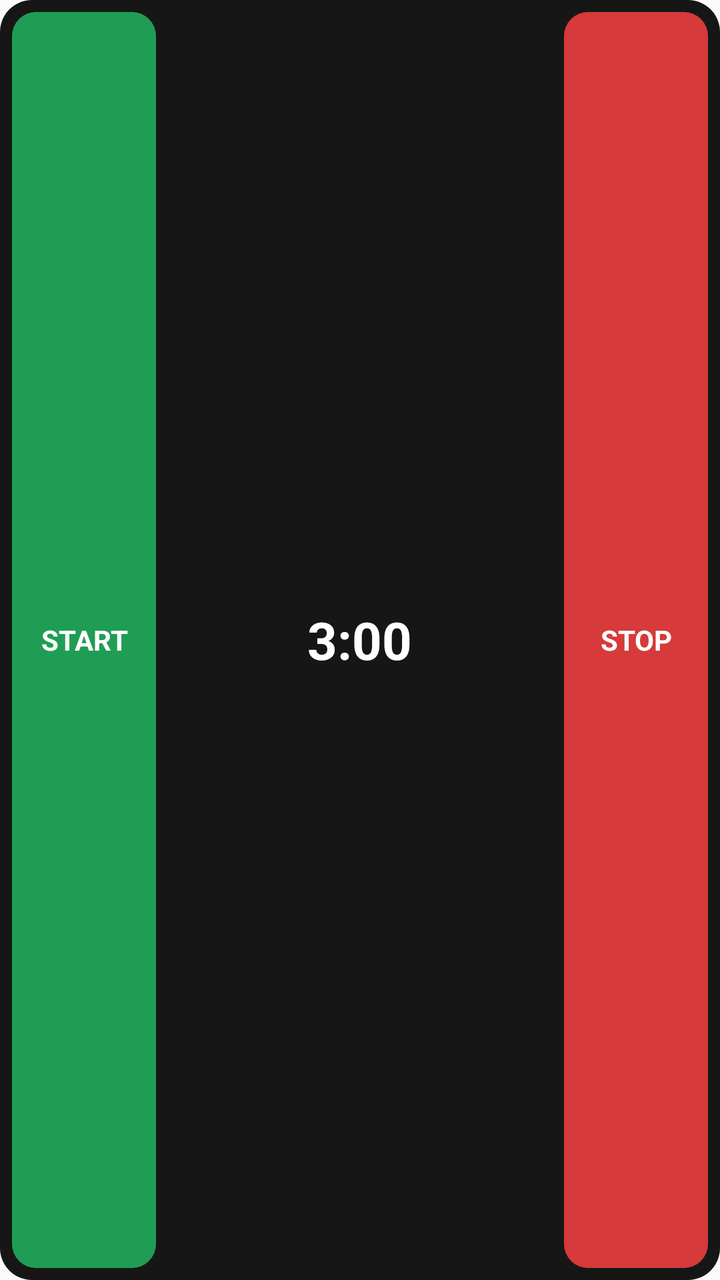
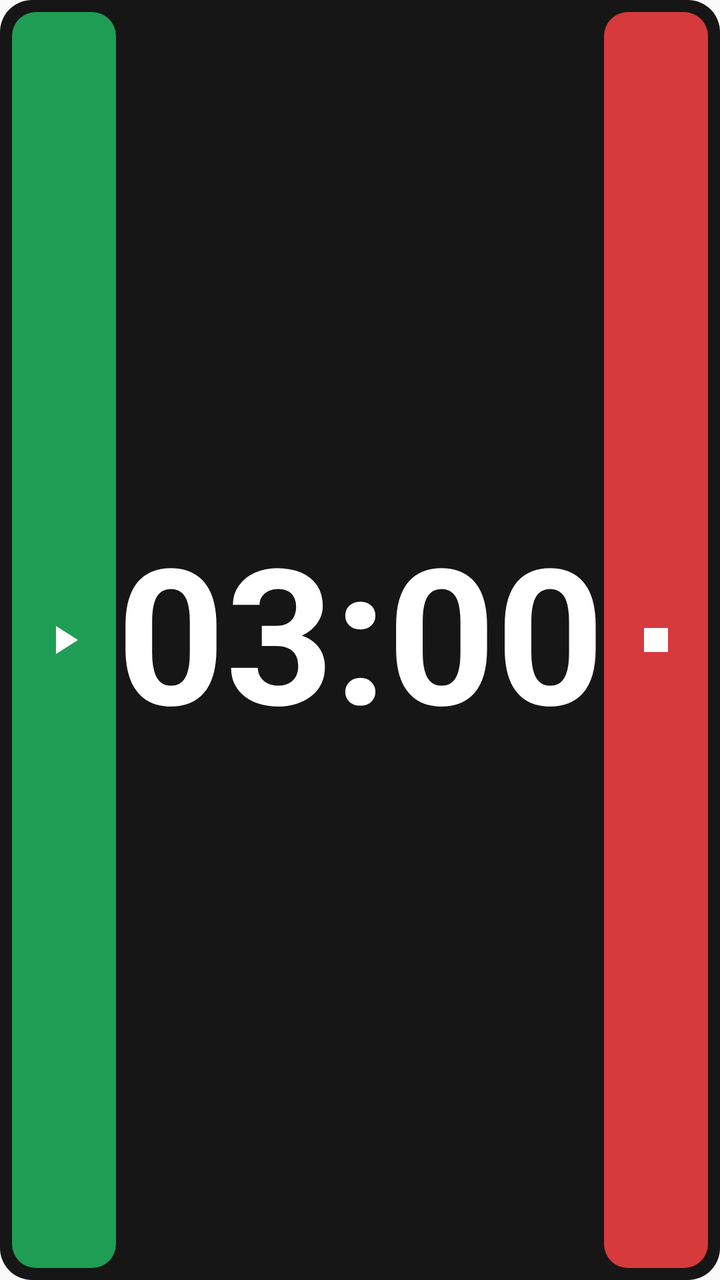

Screens rendered from an Android XML layout before and after an edit, with the pre-edit source and the edit as a unified diff.
<!-- AndroidManifest.xml: application theme AppTheme -->
<!-- res/layout/widget.xml -->
<?xml version="1.0" encoding="utf-8"?>
<LinearLayout xmlns:android="http://schemas.android.com/apk/res/android"
    android:id="@android:id/background"
    android:layout_width="match_parent"
    android:layout_height="match_parent"
    android:background="@drawable/widget_bg"
    android:gravity="center_vertical"
    android:orientation="horizontal"
    android:padding="6dp">

    <TextView
        android:id="@+id/widget_start"
        android:layout_width="wrap_content"
        android:layout_height="match_parent"
        android:background="@drawable/widget_btn_go"
        android:contentDescription="Start timer"
        android:gravity="center"
        android:minWidth="72dp"
        android:paddingLeft="12dp"
        android:paddingRight="12dp"
        android:text="START"
        android:textColor="#FFFFFF"
        android:textSize="14sp"
        android:textStyle="bold" />

    <LinearLayout
        android:id="@+id/widget_center"
        android:layout_width="0dp"
        android:layout_height="match_parent"
        android:layout_weight="1"
        android:gravity="center"
        android:orientation="vertical">

        <TextView
            android:id="@+id/widget_label"
            android:layout_width="wrap_content"
            android:layout_height="wrap_content"
            android:textColor="#8a8a8a"
            android:textSize="11sp"
            android:visibility="gone" />

        <Chronometer
            android:id="@+id/widget_time"
            android:layout_width="wrap_content"
            android:layout_height="wrap_content"
            android:textColor="#FFFFFF"
            android:textSize="26sp"
            android:textStyle="bold"
            android:visibility="gone" />

        <TextView
            android:id="@+id/widget_idle"
            android:layout_width="wrap_content"
            android:layout_height="wrap_content"
            android:text="3:00"
            android:textColor="#FFFFFF"
            android:textSize="26sp"
            android:textStyle="bold" />
    </LinearLayout>

    <TextView
        android:id="@+id/widget_stop"
        android:layout_width="wrap_content"
        android:layout_height="match_parent"
        android:background="@drawable/widget_btn_stop"
        android:contentDescription="Stop timer"
        android:gravity="center"
        android:minWidth="72dp"
        android:paddingLeft="12dp"
        android:paddingRight="12dp"
        android:text="STOP"
        android:textColor="#FFFFFF"
        android:textSize="14sp"
        android:textStyle="bold" />
</LinearLayout>
<!-- resources referenced by this layout -->
<resources>
  <!-- drawable widget_bg (drawable) -->
  <?xml version="1.0" encoding="utf-8"?>
  <shape xmlns:android="http://schemas.android.com/apk/res/android" android:shape="rectangle">
      <solid android:color="#161616" />
      <corners android:radius="16dp" />
  </shape>
  <!-- drawable widget_btn_go (drawable) -->
  <?xml version="1.0" encoding="utf-8"?>
  <shape xmlns:android="http://schemas.android.com/apk/res/android" android:shape="rectangle">
      <solid android:color="#1f9d55" />
      <corners android:radius="12dp" />
  </shape>
  <!-- drawable widget_btn_stop (drawable) -->
  <?xml version="1.0" encoding="utf-8"?>
  <shape xmlns:android="http://schemas.android.com/apk/res/android" android:shape="rectangle">
      <solid android:color="#d63a3a" />
      <corners android:radius="12dp" />
  </shape>
  <style name="AppTheme" parent="Theme.AppCompat.Light.DarkActionBar">
          
          <item name="colorPrimary">@color/colorPrimary</item>
          <item name="colorPrimaryDark">@color/colorPrimaryDark</item>
          <item name="colorAccent">@color/colorAccent</item>
      </style>
</resources>

<!-- the commit's change to res/layout/widget.xml (unified diff, before → after) -->
@@ -8,20 +8,15 @@
     android:orientation="horizontal"
     android:padding="6dp">
 
-    <TextView
+    <ImageView
         android:id="@+id/widget_start"
-        android:layout_width="wrap_content"
+        android:layout_width="52dp"
         android:layout_height="match_parent"
         android:background="@drawable/widget_btn_go"
         android:contentDescription="Start timer"
-        android:gravity="center"
-        android:minWidth="72dp"
-        android:paddingLeft="12dp"
-        android:paddingRight="12dp"
-        android:text="START"
-        android:textColor="#FFFFFF"
-        android:textSize="14sp"
-        android:textStyle="bold" />
+        android:padding="12dp"
+        android:scaleType="centerInside"
+        android:src="@drawable/ic_widget_play" />
 
     <LinearLayout
         android:id="@+id/widget_center"
@@ -39,37 +34,47 @@
             android:textSize="11sp"
             android:visibility="gone" />
 
+        
         <Chronometer
             android:id="@+id/widget_time"
-            android:layout_width="wrap_content"
-            android:layout_height="wrap_content"
+            android:layout_width="match_parent"
+            android:layout_height="0dp"
+            android:layout_weight="1"
+            android:autoSizeMaxTextSize="96sp"
+            android:autoSizeMinTextSize="20sp"
+            android:autoSizeTextType="uniform"
+            android:gravity="center"
+            android:includeFontPadding="false"
+            android:maxLines="1"
             android:textColor="#FFFFFF"
-            android:textSize="26sp"
+            android:textSize="32sp"
             android:textStyle="bold"
             android:visibility="gone" />
 
         <TextView
             android:id="@+id/widget_idle"
-            android:layout_width="wrap_content"
-            android:layout_height="wrap_content"
-            android:text="3:00"
+            android:layout_width="match_parent"
+            android:layout_height="0dp"
+            android:layout_weight="1"
+            android:autoSizeMaxTextSize="96sp"
+            android:autoSizeMinTextSize="20sp"
+            android:autoSizeTextType="uniform"
+            android:gravity="center"
+            android:includeFontPadding="false"
+            android:maxLines="1"
+            android:text="03:00"
             android:textColor="#FFFFFF"
-            android:textSize="26sp"
+            android:textSize="32sp"
             android:textStyle="bold" />
     </LinearLayout>
 
-    <TextView
+    <ImageView
         android:id="@+id/widget_stop"
-        android:layout_width="wrap_content"
+        android:layout_width="52dp"
         android:layout_height="match_parent"
         android:background="@drawable/widget_btn_stop"
         android:contentDescription="Stop timer"
-        android:gravity="center"
-        android:minWidth="72dp"
-        android:paddingLeft="12dp"
-        android:paddingRight="12dp"
-        android:text="STOP"
-        android:textColor="#FFFFFF"
-        android:textSize="14sp"
-        android:textStyle="bold" />
+        android:padding="12dp"
+        android:scaleType="centerInside"
+        android:src="@drawable/ic_widget_stop" />
 </LinearLayout>
<!-- resource entries referenced after the edit -->
@@ -1,5 +1,15 @@
 <!-- resources referenced by this layout -->
 <resources>
+  <!-- drawable ic_widget_play (drawable) -->
+  <vector xmlns:android="http://schemas.android.com/apk/res/android"
+      android:width="24dp" android:height="24dp" android:viewportWidth="24" android:viewportHeight="24">
+      <path android:fillColor="#FFFFFFFF" android:pathData="M8,5v14l11,-7z" />
+  </vector>
+  <!-- drawable ic_widget_stop (drawable) -->
+  <vector xmlns:android="http://schemas.android.com/apk/res/android"
+      android:width="24dp" android:height="24dp" android:viewportWidth="24" android:viewportHeight="24">
+      <path android:fillColor="#FFFFFFFF" android:pathData="M6,6h12v12H6z" />
+  </vector>
   <!-- drawable widget_bg (drawable) -->
   <?xml version="1.0" encoding="utf-8"?>
   <shape xmlns:android="http://schemas.android.com/apk/res/android" android:shape="rectangle">
